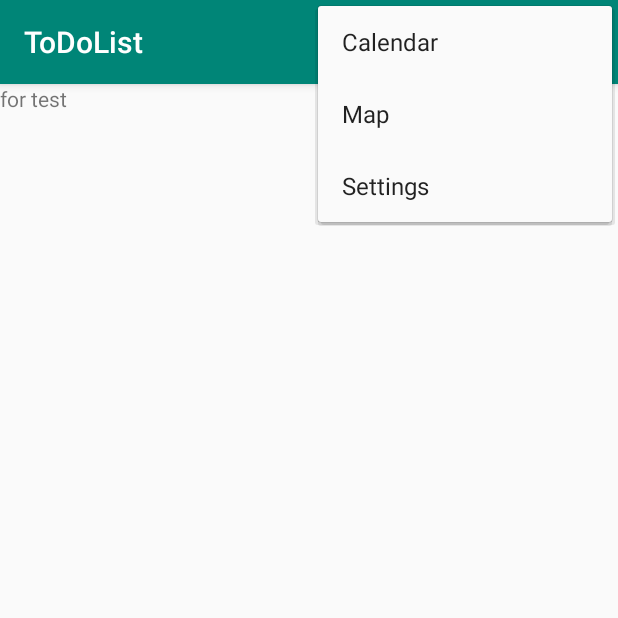
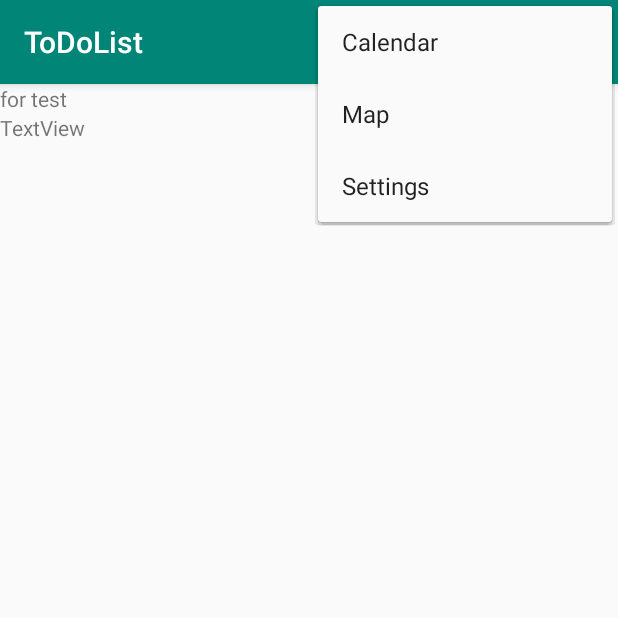
Before and after one commit to SergeyAminov/ToDoList, an Android app: the screen it shows after launch (MainActivity), with the options menu open, on a phone screen of 412 x 824 dp, the top half of it. Run offline under Robolectric (Android 15) with nearby library versions, the light colour scheme and no system bars.

Commit message:
second try

```diff
--- a/app/src/main/res/layout/content_main.xml
+++ b/app/src/main/res/layout/content_main.xml
@@ -14,4 +14,10 @@
         android:layout_width="match_parent"
         android:layout_height="wrap_content"
         android:text="for test" />
+
+    <TextView
+        android:id="@+id/textView"
+        android:layout_width="match_parent"
+        android:layout_height="wrap_content"
+        android:text="TextView" />
 </LinearLayout>
```
